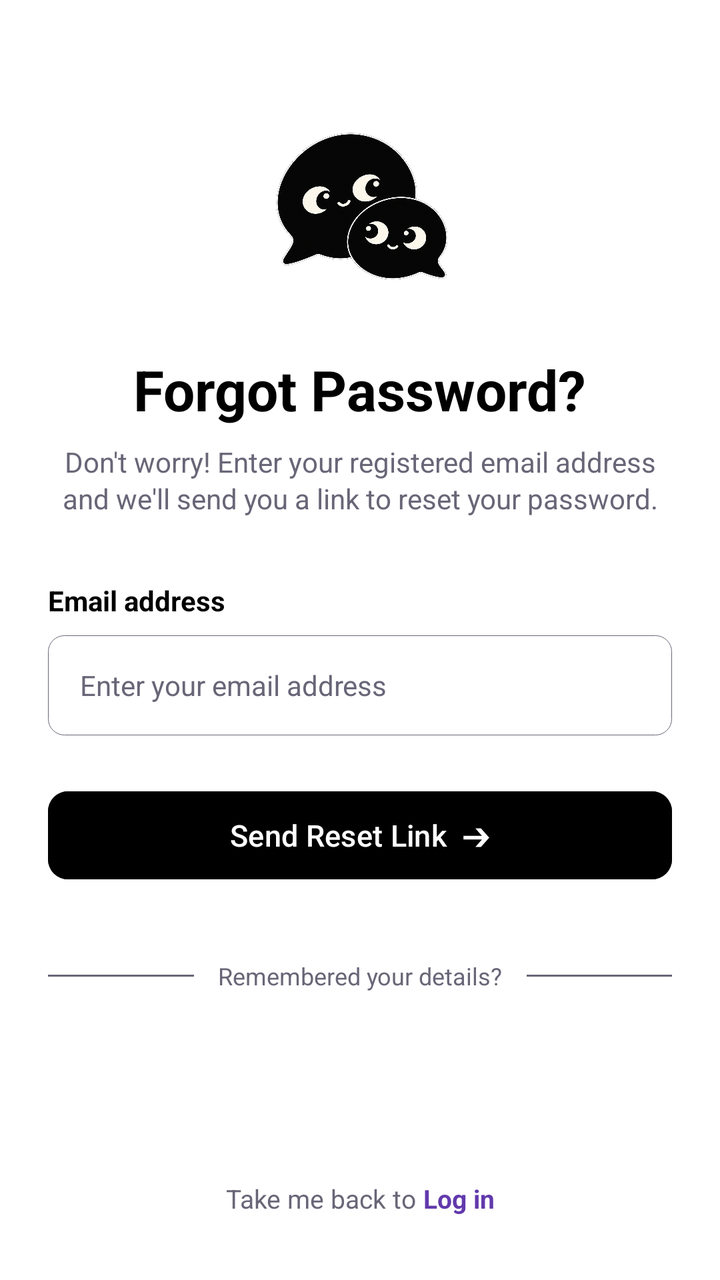
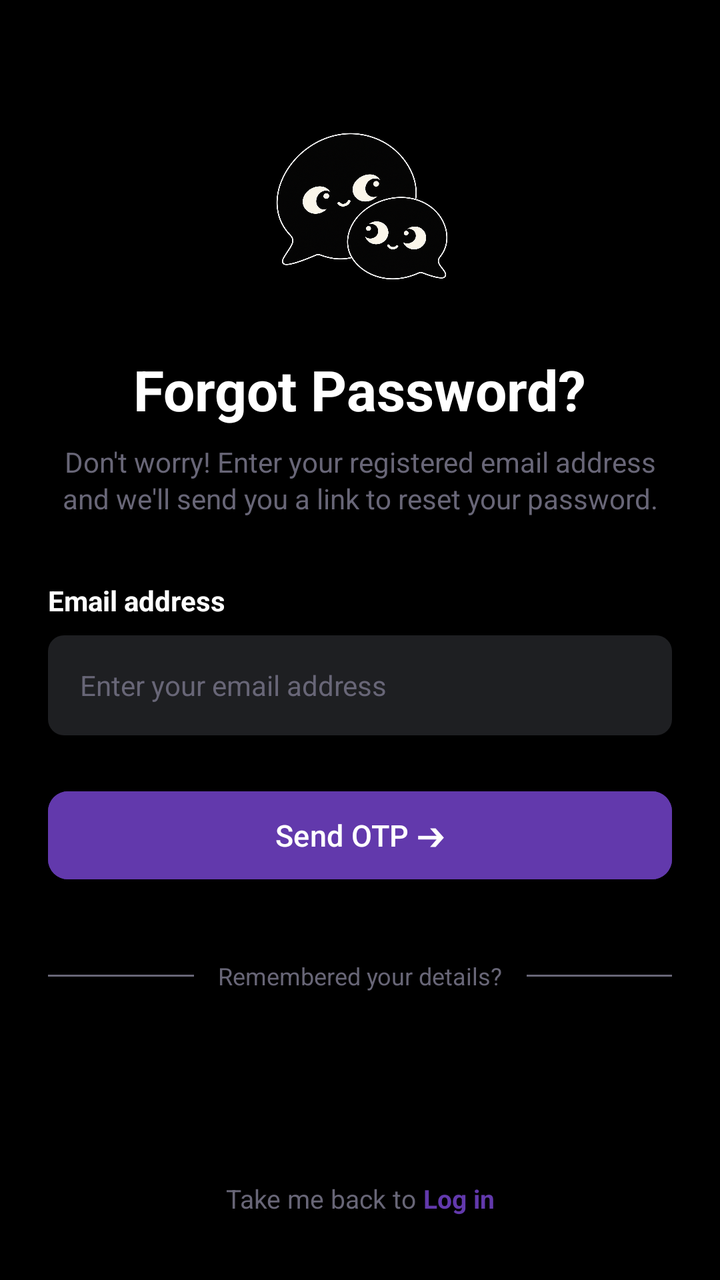

Screens rendered from an Android XML layout before and after an edit, with the pre-edit source and the edit as a unified diff.
<!-- AndroidManifest.xml: application theme Theme.Yappy -->
<!-- res/layout/activity_forgot.xml -->
<?xml version="1.0" encoding="utf-8"?>
<androidx.constraintlayout.widget.ConstraintLayout xmlns:android="http://schemas.android.com/apk/res/android"
    xmlns:app="http://schemas.android.com/apk/res-auto"
    xmlns:tools="http://schemas.android.com/tools"
    android:layout_width="match_parent"
    android:layout_height="match_parent"
    android:background="@color/white"
    android:paddingHorizontal="24dp"
    android:paddingVertical="32dp">

    <ImageView
        android:id="@+id/ivLogo"
        android:layout_width="96dp"
        android:layout_height="96dp"
        android:layout_marginTop="24dp"
        android:contentDescription="App Logo"
        android:src="@drawable/logo"
        app:layout_constraintEnd_toEndOf="parent"
        app:layout_constraintStart_toStartOf="parent"
        app:layout_constraintTop_toTopOf="parent" />

    <TextView
        android:id="@+id/tvTitle"
        android:layout_width="wrap_content"
        android:layout_height="wrap_content"
        android:layout_marginTop="24dp"
        android:text="Forgot Password?"
        android:textColor="@color/black"
        android:textSize="28sp"
        android:textStyle="bold"
        app:layout_constraintEnd_toEndOf="parent"
        app:layout_constraintStart_toStartOf="parent"
        app:layout_constraintTop_toBottomOf="@id/ivLogo" />

    <TextView
        android:id="@+id/tvSubtitle"
        android:layout_width="0dp"
        android:layout_height="wrap_content"
        android:layout_marginTop="8dp"
        android:gravity="center"
        android:lineSpacingExtra="2dp"
        android:text="Don't worry! Enter your registered email address and we'll send you a link to reset your password."
        android:textColor="@color/text"
        android:textSize="14sp"
        app:layout_constraintEnd_toEndOf="parent"
        app:layout_constraintStart_toStartOf="parent"
        app:layout_constraintTop_toBottomOf="@id/tvTitle" />

    <TextView
        android:id="@+id/tvEmailLabel"
        android:layout_width="wrap_content"
        android:layout_height="wrap_content"
        android:layout_marginTop="32dp"
        android:text="Email address"
        android:textColor="@color/black"
        android:textSize="14sp"
        android:textStyle="bold"
        app:layout_constraintStart_toStartOf="parent"
        app:layout_constraintTop_toBottomOf="@id/tvSubtitle" />

    <EditText
        android:id="@+id/email"
        android:layout_width="match_parent"
        android:layout_height="50dp"
        android:layout_marginTop="8dp"
        android:background="@drawable/input_box"
        android:hint="Enter your email address"
        android:inputType="textEmailAddress"
        android:paddingHorizontal="16dp"
        android:textColor="@color/black"
        android:textColorHint="@color/text"
        android:textSize="14sp"
        app:layout_constraintTop_toBottomOf="@id/tvEmailLabel" />

    <com.google.android.material.button.MaterialButton
        android:id="@+id/btnResetPassword"
        android:layout_width="match_parent"
        android:layout_height="52dp"
        android:layout_marginTop="24dp"
        android:backgroundTint="@color/black"
        android:text="Send Reset Link  ➔"
        android:textAllCaps="false"
        android:textColor="@color/white"
        android:textSize="15sp"
        app:cornerRadius="10dp"
        app:layout_constraintTop_toBottomOf="@id/email" />

    <View
        android:id="@+id/dividerLeft"
        android:layout_width="0dp"
        android:layout_height="1dp"
        android:layout_marginEnd="12dp"
        android:background="@color/text"
        app:layout_constraintBottom_toBottomOf="@id/tvOrContinue"
        app:layout_constraintEnd_toStartOf="@id/tvOrContinue"
        app:layout_constraintStart_toStartOf="parent"
        app:layout_constraintTop_toTopOf="@id/tvOrContinue" />

    <TextView
        android:id="@+id/tvOrContinue"
        android:layout_width="wrap_content"
        android:layout_height="wrap_content"
        android:layout_marginTop="36dp"
        android:text="Remembered your details?"
        android:textColor="@color/text"
        android:textSize="12sp"
        app:layout_constraintEnd_toEndOf="parent"
        app:layout_constraintStart_toStartOf="parent"
        app:layout_constraintTop_toBottomOf="@id/btnResetPassword" />

    <View
        android:id="@+id/dividerRight"
        android:layout_width="0dp"
        android:layout_height="1dp"
        android:layout_marginStart="12dp"
        android:background="@color/text"
        app:layout_constraintBottom_toBottomOf="@id/tvOrContinue"
        app:layout_constraintEnd_toEndOf="parent"
        app:layout_constraintStart_toEndOf="@id/tvOrContinue"
        app:layout_constraintTop_toTopOf="@id/tvOrContinue" />

    <LinearLayout
        android:layout_width="wrap_content"
        android:layout_height="wrap_content"
        android:gravity="center"
        android:orientation="horizontal"
        app:layout_constraintBottom_toBottomOf="parent"
        app:layout_constraintEnd_toEndOf="parent"
        app:layout_constraintStart_toStartOf="parent">

        <TextView
            android:layout_width="wrap_content"
            android:layout_height="wrap_content"
            android:text="Take me back to "
            android:textColor="@color/text"
            android:textSize="13sp" />

        <TextView
            android:id="@+id/tvBackToLogin"
            android:layout_width="wrap_content"
            android:layout_height="wrap_content"
            android:text="Log in"
            android:textColor="@color/purple"
            android:clickable="true"
            android:textSize="13sp"
            android:textStyle="bold" />
    </LinearLayout>

</androidx.constraintlayout.widget.ConstraintLayout>
<!-- resources referenced by this layout -->
<resources>
  <color name="black">#FF000000</color>
  <color name="purple">#6239AC</color>
  <color name="text">#686677</color>
  <color name="white">#FFFFFFFF</color>
  <!-- drawable input_box (drawable) -->
  <?xml version="1.0" encoding="utf-8"?>
  <shape xmlns:android="http://schemas.android.com/apk/res/android"
      android:shape="rectangle">
  
      <solid android:color="@color/white" />
  
      <stroke
          android:width="0.41dp"
          android:color="@color/text" />
  
      <corners android:radius="8dp" />
  
  </shape>
  <!-- drawable logo: png bitmap (drawable, 888355 bytes) -->
  <style name="Theme.Yappy" parent="Base.Theme.Yappy" />
  <style name="Base.Theme.Yappy" parent="Theme.Material3.DayNight.NoActionBar">
          
          
      </style>
</resources>

<!-- the commit's change to res/layout/activity_forgot.xml (unified diff, before → after) -->
@@ -4,7 +4,7 @@
     xmlns:tools="http://schemas.android.com/tools"
     android:layout_width="match_parent"
     android:layout_height="match_parent"
-    android:background="@color/white"
+    android:background="@color/black"
     android:paddingHorizontal="24dp"
     android:paddingVertical="32dp">
 
@@ -25,7 +25,7 @@
         android:layout_height="wrap_content"
         android:layout_marginTop="24dp"
         android:text="Forgot Password?"
-        android:textColor="@color/black"
+        android:textColor="@color/white"
         android:textSize="28sp"
         android:textStyle="bold"
         app:layout_constraintEnd_toEndOf="parent"
@@ -52,7 +52,7 @@
         android:layout_height="wrap_content"
         android:layout_marginTop="32dp"
         android:text="Email address"
-        android:textColor="@color/black"
+        android:textColor="@color/white"
         android:textSize="14sp"
         android:textStyle="bold"
         app:layout_constraintStart_toStartOf="parent"
@@ -63,11 +63,11 @@
         android:layout_width="match_parent"
         android:layout_height="50dp"
         android:layout_marginTop="8dp"
-        android:background="@drawable/input_box"
+        android:background="@drawable/input_box_2"
         android:hint="Enter your email address"
         android:inputType="textEmailAddress"
         android:paddingHorizontal="16dp"
-        android:textColor="@color/black"
+        android:textColor="@color/white"
         android:textColorHint="@color/text"
         android:textSize="14sp"
         app:layout_constraintTop_toBottomOf="@id/tvEmailLabel" />
@@ -77,8 +77,8 @@
         android:layout_width="match_parent"
         android:layout_height="52dp"
         android:layout_marginTop="24dp"
-        android:backgroundTint="@color/black"
-        android:text="Send Reset Link  ➔"
+        android:backgroundTint="@color/purple"
+        android:text="Send OTP ➔"
         android:textAllCaps="false"
         android:textColor="@color/white"
         android:textSize="15sp"
<!-- resource entries referenced after the edit -->
@@ -4,19 +4,12 @@
   <color name="purple">#6239AC</color>
   <color name="text">#686677</color>
   <color name="white">#FFFFFFFF</color>
-  <!-- drawable input_box (drawable) -->
+  <!-- drawable input_box_2 (drawable) -->
   <?xml version="1.0" encoding="utf-8"?>
   <shape xmlns:android="http://schemas.android.com/apk/res/android"
       android:shape="rectangle">
-  
-      <solid android:color="@color/white" />
-  
-      <stroke
-          android:width="0.41dp"
-          android:color="@color/text" />
-  
+      <solid android:color="#1E1F22" />
       <corners android:radius="8dp" />
-  
   </shape>
   <!-- drawable logo: png bitmap (drawable, 888355 bytes) -->
   <style name="Theme.Yappy" parent="Base.Theme.Yappy" />
